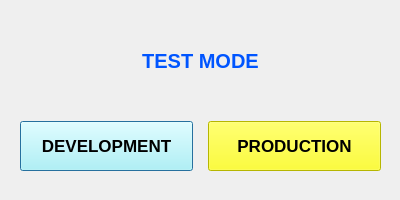
kaertech-dev/dentalmonitoring_functional, file layout/settings_box.ui: the form before one commit.
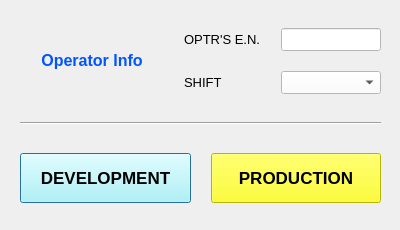
The form after the commit.

Commit message: LAN control in Settings; periodic WiFi check

The edit to the form file:
```diff
--- a/layout/settings_box.ui
+++ b/layout/settings_box.ui
@@ -10,7 +10,7 @@
     <x>0</x>
     <y>0</y>
     <width>400</width>
-    <height>200</height>
+    <height>230</height>
    </rect>
   </property>
   <property name="windowTitle">
@@ -22,39 +22,43 @@
      <x>0</x>
      <y>0</y>
      <width>401</width>
-     <height>201</height>
+     <height>231</height>
     </rect>
    </property>
-   <layout class="QVBoxLayout" name="verticalLayout" stretch="0,0">
-    <property name="spacing">
-     <number>0</number>
-    </property>
-    <property name="sizeConstraint">
-     <enum>QLayout::SetDefaultConstraint</enum>
-    </property>
+   <layout class="QGridLayout" name="gridLayout">
     <property name="leftMargin">
      <number>20</number>
     </property>
     <property name="topMargin">
-     <number>0</number>
+     <number>20</number>
     </property>
     <property name="rightMargin">
      <number>20</number>
     </property>
     <property name="bottomMargin">
-     <number>30</number>
+     <number>20</number>
     </property>
-    <item>
-     <widget class="QLabel" name="label">
+    <property name="spacing">
+     <number>20</number>
+    </property>
+    <item row="1" column="0" colspan="2">
+     <widget class="Line" name="line">
+      <property name="orientation">
+       <enum>Qt::Horizontal</enum>
+      </property>
+     </widget>
+    </item>
+    <item row="0" column="0">
+     <widget class="QLabel" name="label_7">
       <property name="sizePolicy">
-       <sizepolicy hsizetype="Preferred" vsizetype="Minimum">
+       <sizepolicy hsizetype="Preferred" vsizetype="Maximum">
         <horstretch>0</horstretch>
         <verstretch>0</verstretch>
        </sizepolicy>
       </property>
       <property name="font">
        <font>
-        <pointsize>15</pointsize>
+        <pointsize>12</pointsize>
         <bold>true</bold>
        </font>
       </property>
@@ -62,23 +66,26 @@
        <string notr="true">color: rgb(0, 85, 255);</string>
       </property>
       <property name="text">
-       <string>TEST MODE</string>
+       <string>Operator Info</string>
       </property>
       <property name="alignment">
        <set>Qt::AlignCenter</set>
       </property>
      </widget>
     </item>
-    <item>
-     <layout class="QHBoxLayout" name="horizontalLayout">
-      <property name="spacing">
-       <number>15</number>
-      </property>
+    <item row="2" column="0" colspan="2">
+     <layout class="QHBoxLayout" name="horizontalLayout_2">
       <item>
        <widget class="QPushButton" name="dev_button">
+        <property name="sizePolicy">
+         <sizepolicy hsizetype="Fixed" vsizetype="Fixed">
+          <horstretch>0</horstretch>
+          <verstretch>0</verstretch>
+         </sizepolicy>
+        </property>
         <property name="maximumSize">
          <size>
-          <width>16777215</width>
+          <width>200</width>
           <height>50</height>
          </size>
         </property>
@@ -100,7 +107,7 @@
        <widget class="QPushButton" name="prod_button">
         <property name="maximumSize">
          <size>
-          <width>16777215</width>
+          <width>200</width>
           <height>50</height>
          </size>
         </property>
@@ -120,6 +127,111 @@
       </item>
      </layout>
     </item>
+    <item row="0" column="1">
+     <layout class="QFormLayout" name="formLayout">
+      <item row="0" column="0">
+       <widget class="QLabel" name="label">
+        <property name="font">
+         <font>
+          <pointsize>10</pointsize>
+          <bold>false</bold>
+         </font>
+        </property>
+        <property name="text">
+         <string>OPTR'S E.N.</string>
+        </property>
+       </widget>
+      </item>
+      <item row="0" column="1">
+       <widget class="QLineEdit" name="oprtr_en_input">
+        <property name="sizePolicy">
+         <sizepolicy hsizetype="Minimum" vsizetype="Fixed">
+          <horstretch>0</horstretch>
+          <verstretch>0</verstretch>
+         </sizepolicy>
+        </property>
+        <property name="minimumSize">
+         <size>
+          <width>80</width>
+          <height>0</height>
+         </size>
+        </property>
+        <property name="maximumSize">
+         <size>
+          <width>100</width>
+          <height>16777215</height>
+         </size>
+        </property>
+        <property name="font">
+         <font>
+          <pointsize>10</pointsize>
+         </font>
+        </property>
+        <property name="styleSheet">
+         <string notr="true">background-color: rgb(255, 255, 255);</string>
+        </property>
+       </widget>
+      </item>
+      <item row="1" column="0">
+       <widget class="QLabel" name="label_8">
+        <property name="font">
+         <font>
+          <pointsize>10</pointsize>
+          <bold>false</bold>
+         </font>
+        </property>
+        <property name="text">
+         <string>SHIFT</string>
+        </property>
+       </widget>
+      </item>
+      <item row="1" column="1">
+       <widget class="QComboBox" name="shift_input">
+        <property name="sizePolicy">
+         <sizepolicy hsizetype="Maximum" vsizetype="Fixed">
+          <horstretch>0</horstretch>
+          <verstretch>0</verstretch>
+         </sizepolicy>
+        </property>
+        <property name="minimumSize">
+         <size>
+          <width>100</width>
+          <height>0</height>
+         </size>
+        </property>
+        <property name="maximumSize">
+         <size>
+          <width>100</width>
+          <height>16777215</height>
+         </size>
+        </property>
+        <property name="font">
+         <font>
+          <pointsize>10</pointsize>
+         </font>
+        </property>
+        <property name="styleSheet">
+         <string notr="true">background-color: rgb(255, 255, 255);</string>
+        </property>
+        <item>
+         <property name="text">
+          <string/>
+         </property>
+        </item>
+        <item>
+         <property name="text">
+          <string>A</string>
+         </property>
+        </item>
+        <item>
+         <property name="text">
+          <string>B</string>
+         </property>
+        </item>
+       </widget>
+      </item>
+     </layout>
+    </item>
    </layout>
   </widget>
  </widget>
```
Left out of the diff: 10 changed lines with no effect on the pictures. The commit also changes 9 other files.
